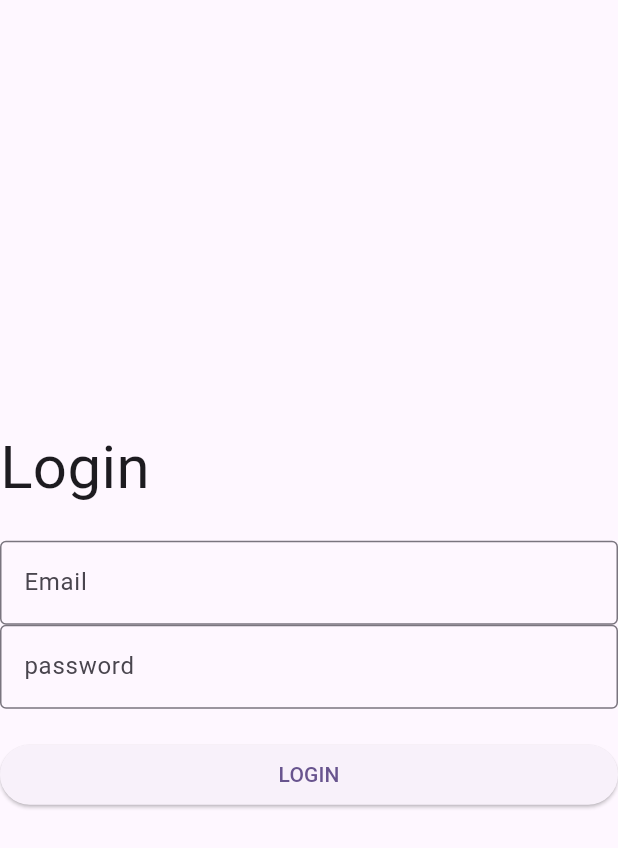
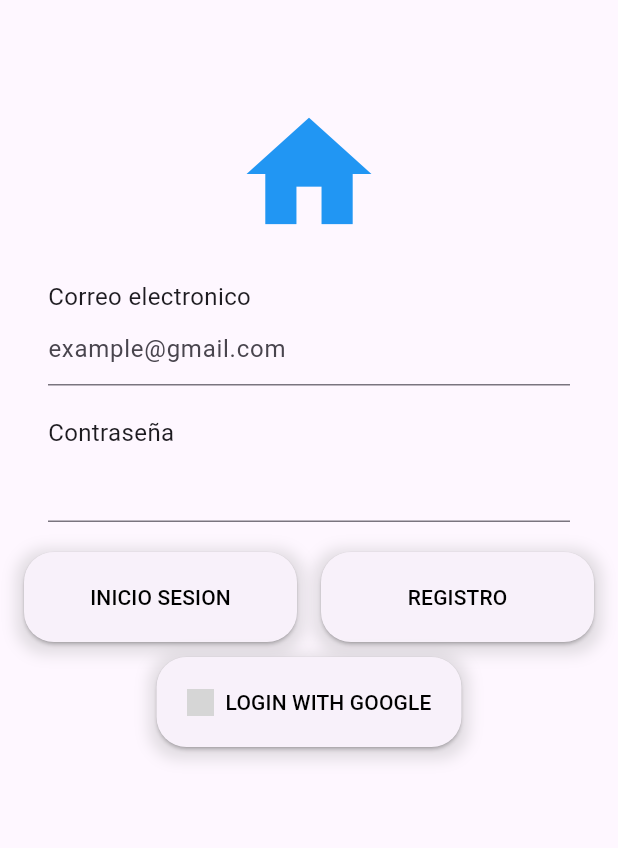
Before and after one commit to mgaangel10/LocalGlovo, a Flutter app: the screen it shows after launch, on a phone screen of 412 x 824 dp. Shown: the top 848 px of the screen. Run offline on Flutter 3.47's test engine with Material 3 defaults, Android fonts, the light colour scheme and no system bars; our stand-ins replace bloc, flutter_bloc, shared_preferences; network calls fail; grey boxes are pictures that could not be loaded.

Commit message:
inicio de sesion

```diff
--- a/local_glovo/lib/ui/pages/inicio_sesion.dart
+++ b/local_glovo/lib/ui/pages/inicio_sesion.dart
@@ -67,39 +67,47 @@ class _InicioSesionState extends State<InicioSesion> {
   }
 
   _buildLoginForm() {
-    return Form(
+    return Padding(
+      padding: const EdgeInsets.all(16.0),
+      child: Form(
         key: _formLogin,
         child: Column(
-        mainAxisAlignment: MainAxisAlignment.center,
-        mainAxisSize: MainAxisSize.min,
+          mainAxisAlignment: MainAxisAlignment.start,
           crossAxisAlignment: CrossAxisAlignment.start,
           children: [
-          const Text(
-            'Login',
-            textAlign: TextAlign.start,
-            style: TextStyle(fontSize: 40),
+            Center(
+              child: Padding(
+                padding: const EdgeInsets.only(top: 50.0),
+                child: Icon(
+                  Icons.home,
+                  size: 100,
+                  color: Colors.blue,
+                ),
+              ),
             ),
             const SizedBox(
               height: 20,
             ),
+            Padding(
+              padding: const EdgeInsets.symmetric(horizontal: 16.0),
+              child: Column(
+                crossAxisAlignment: CrossAxisAlignment.start,
+                children: [
+                  Text(
+                    'Correo electronico',
+                    style: TextStyle(fontSize: 16),
+                  ),
                   TextFormField(
                     controller: userTextController,
-            decoration: const InputDecoration(
-                border: OutlineInputBorder(), labelText: 'Email'),
+                    decoration: InputDecoration(
+                      hintText: 'example@gmail.com',
+                      suffixIcon: userTextController.text.isNotEmpty
+                          ? Icon(Icons.check_circle, color: Colors.green)
+                          : null,
+                    ),
                     validator: (value) {
                       if (value == null || value.isEmpty) {
-                return 'Porfavor introduce el email';
-              }
-              return null;
-            },
-          ),
-          TextFormField(
-            controller: passTextController,
-            decoration: const InputDecoration(
-                border: OutlineInputBorder(), labelText: 'password'),
-            validator: (value) {
-              if (value == null || value.isEmpty) {
-                return 'Porfavor introduce la contraseña';
+                        return 'Por favor introduce el correo electronico';
                       }
                       return null;
                     },
@@ -107,19 +115,152 @@ class _InicioSesionState extends State<InicioSesion> {
                   const SizedBox(
                     height: 20,
                   ),
-          SizedBox(
-            width: double.infinity,
+                  Text(
+                    'Contraseña',
+                    style: TextStyle(fontSize: 16),
+                  ),
+                  TextFormField(
+                    controller: passTextController,
+                    obscureText: true,
+                    decoration: InputDecoration(
+                      suffixIcon: passTextController.text.isNotEmpty
+                          ? Icon(Icons.check_circle, color: Colors.green)
+                          : null,
+                    ),
+                    validator: (value) {
+                      if (value == null || value.isEmpty) {
+                        return 'Por favor introduce la contraseña';
+                      }
+                      return null;
+                    },
+                  ),
+                ],
+              ),
+            ),
+            const SizedBox(
+              height: 20,
+            ),
+            Row(
+              mainAxisAlignment: MainAxisAlignment.spaceEvenly,
+              children: [
+                Expanded(
+                  child: Padding(
+                    padding: const EdgeInsets.only(right: 8.0),
+                    child: Container(
+                      decoration: BoxDecoration(
+                        borderRadius: BorderRadius.circular(20),
+                        boxShadow: [
+                          BoxShadow(
+                            color: Colors.grey.withOpacity(0.3),
+                            spreadRadius: 5,
+                            blurRadius: 8,
+                            offset: Offset(0, 3),
+                          ),
+                        ],
+                      ),
                       child: ElevatedButton(
-              child: Text('Login'.toUpperCase()),
+                        style: ElevatedButton.styleFrom(
+                          padding: EdgeInsets.all(20),
+                          shape: RoundedRectangleBorder(
+                            borderRadius: BorderRadius.circular(20),
+                          ),
+                        ),
+                        child: Text(
+                          'Inicio sesion'.toUpperCase(),
+                          style: TextStyle(
+                              color: Colors.black), // Color del texto negro
+                        ),
                         onPressed: () {
                           if (_formLogin.currentState!.validate()) {
                             _loginBloc.add(DoLoginEvent(
-                      userTextController.text, passTextController.text));
+                              userTextController.text,
+                              passTextController.text,
+                            ));
                           }
                         },
                       ),
-          )
+                    ),
+                  ),
+                ),
+                Expanded(
+                  child: Padding(
+                    padding: const EdgeInsets.only(left: 8.0),
+                    child: Container(
+                      decoration: BoxDecoration(
+                        borderRadius: BorderRadius.circular(
+                            20), // Radio del borde del contenedor
+                        boxShadow: [
+                          BoxShadow(
+                            color: Colors.grey.withOpacity(0.3),
+                            spreadRadius: 5,
+                            blurRadius: 8,
+                            offset: Offset(0, 3),
+                          ),
                         ],
+                      ),
+                      child: ElevatedButton(
+                        style: ElevatedButton.styleFrom(
+                          padding: EdgeInsets.all(20),
+                          shape: RoundedRectangleBorder(
+                            // Aplicar el mismo radio al botón
+                            borderRadius: BorderRadius.circular(20),
+                          ),
+                        ),
+                        child: Text(
+                          'Registro'.toUpperCase(),
+                          style: TextStyle(color: Colors.black),
+                        ),
+                        onPressed: () {
+                          // Aquí puedes agregar la funcionalidad de registro
+                        },
+                      ),
+                    ),
+                  ),
+                ),
+              ],
+            ),
+            const SizedBox(
+              height: 10,
+            ),
+            Center(
+              child: Container(
+                decoration: BoxDecoration(
+                  borderRadius: BorderRadius.circular(
+                      20), // Radio del borde del contenedor
+                  boxShadow: [
+                    BoxShadow(
+                      color: Colors.grey.withOpacity(0.3),
+                      spreadRadius: 5,
+                      blurRadius: 8,
+                      offset: Offset(0, 3),
+                    ),
+                  ],
+                ),
+                child: ElevatedButton.icon(
+                  style: ElevatedButton.styleFrom(
+                    padding: EdgeInsets.all(20),
+                    shape: RoundedRectangleBorder(
+                      // Aplicar el mismo radio al botón
+                      borderRadius: BorderRadius.circular(20),
+                    ),
+                  ),
+                  icon: Image.network(
+                    'https://th.bing.com/th/id/R.8af6752066ab4e5c10d3b07502b9a560?rik=4IL1%2bSsxAuCETg&pid=ImgRaw&r=0',
+                    height: 18.0,
+                    width: 18.0,
+                  ),
+                  label: Text(
+                    'Login with Google'.toUpperCase(),
+                    style: TextStyle(color: Colors.black),
+                  ),
+                  onPressed: () {
+                    // Aquí puedes agregar la funcionalidad de inicio de sesión con Google
+                  },
+                ),
+              ),
+            ),
+          ],
+        ),
       ),
     );
   }
--- a/local_glovo/pubspec.yaml
+++ b/local_glovo/pubspec.yaml
@@ -42,6 +42,7 @@ dependencies:
 dev_dependencies:
   flutter_test:
     sdk: flutter
+
 
   # The "flutter_lints" package below contains a set of recommended lints to
   # encourage good coding practices. The lint set provided by the package is
```
Lines whose indentation alone changed are shown as unchanged.
